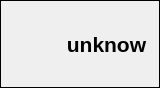
This is stateFrame.ui in coucou1121/Datalogger as Qt 5 draws it before an edit. The edited form follows.
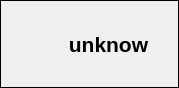
This is the edited form.

Commit message: add trig menu state graph

The edit to the form file:
```diff
--- a/stateFrame.ui
+++ b/stateFrame.ui
@@ -6,7 +6,7 @@
    <rect>
     <x>0</x>
     <y>0</y>
-    <width>160</width>
+    <width>179</width>
     <height>88</height>
    </rect>
   </property>
@@ -59,7 +59,7 @@
           </property>
           <property name="sizeHint" stdset="0">
            <size>
-            <width>20</width>
+            <width>5</width>
             <height>20</height>
            </size>
           </property>
@@ -98,6 +98,18 @@
             <verstretch>0</verstretch>
            </sizepolicy>
           </property>
+          <property name="minimumSize">
+           <size>
+            <width>0</width>
+            <height>0</height>
+           </size>
+          </property>
+          <property name="maximumSize">
+           <size>
+            <width>16777215</width>
+            <height>16777215</height>
+           </size>
+          </property>
           <property name="font">
            <font>
             <pointsize>16</pointsize>
```
The commit also changes 18 other files.
